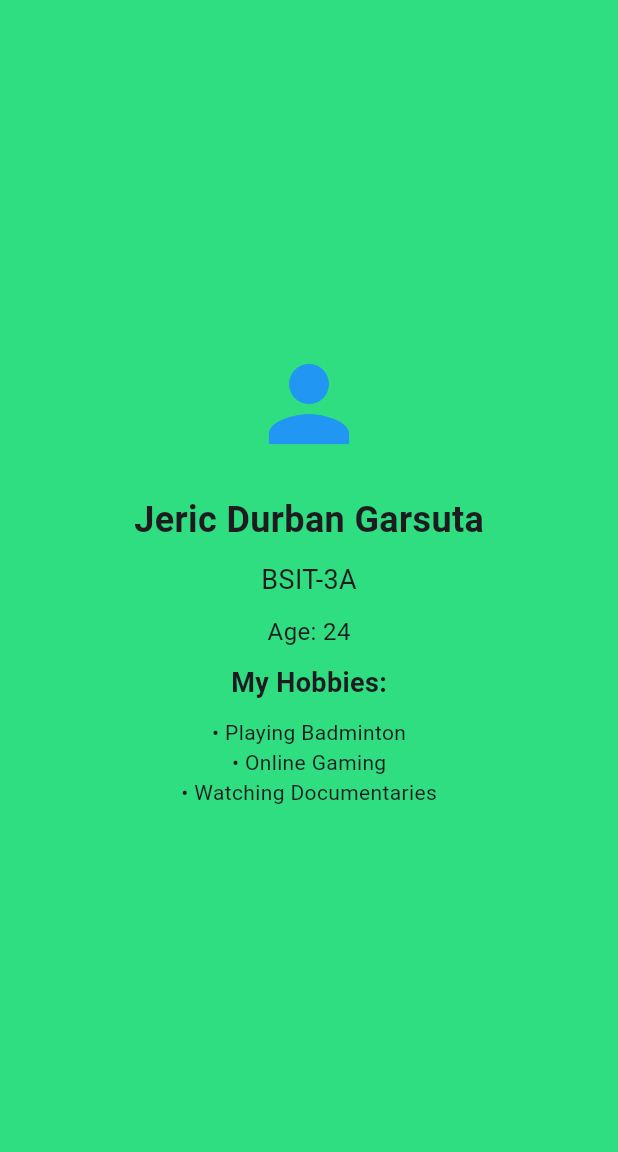
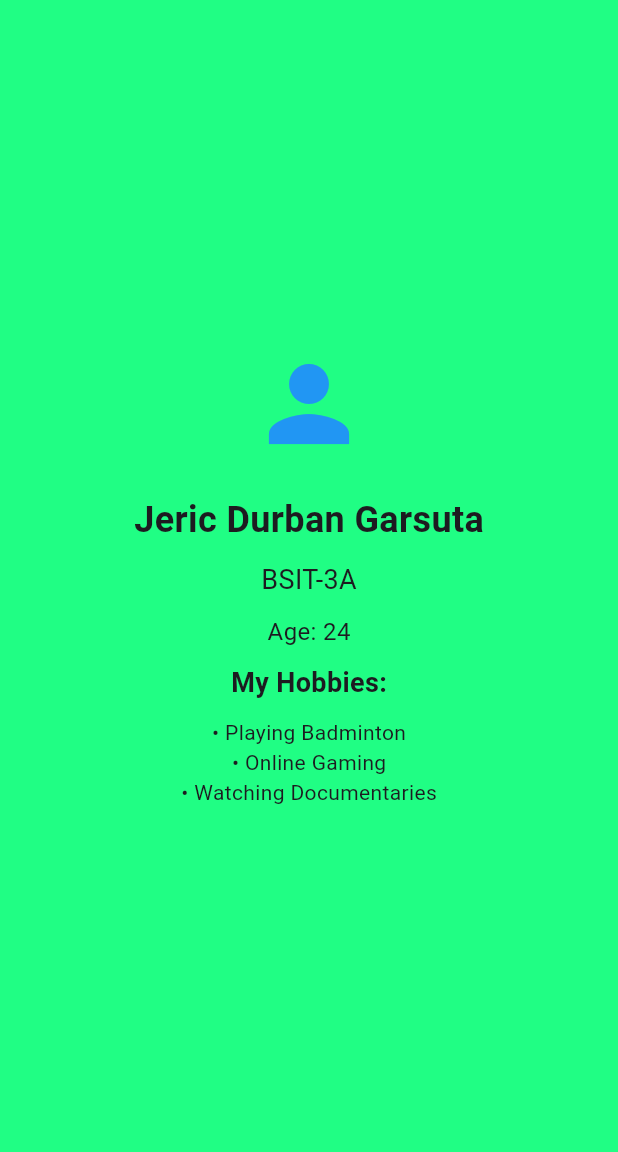
Before and after one commit to Izumikunx21/My-First-Flutter-Profile-Card, a Flutter app: the screen it shows after launch, on a phone screen of 412 x 824 dp, the part 84-1236 px from its top. Run offline on Flutter 3.47's test engine with Material 3 defaults, Android fonts, the phone set to English and light mode, and no system bars.

Commit message:
Updated profile UI and added styling

```diff
--- a/lib/main.dart
+++ b/lib/main.dart
@@ -23,12 +23,7 @@ class ProfilePage extends StatelessWidget {
   @override
   Widget build(BuildContext context) {
     return Scaffold(
-      backgroundColor: const Color.fromARGB(
-        255,
-        46,
-        222,
-        128,
-      ), // Bonus: background color
+      backgroundColor: const Color.fromARGB(255, 32, 254, 132),
       appBar: AppBar(
         title: const Text("My Developer Profile"),
         centerTitle: true,
@@ -37,29 +32,21 @@ class ProfilePage extends StatelessWidget {
         child: Column(
           mainAxisAlignment: MainAxisAlignment.center,
           children: const [
-            Icon(
-              Icons.person, // Bonus: icon
-              size: 80,
-              color: Colors.blue,
-            ),
+            Icon(Icons.person, size: 80, color: Colors.blue),
             SizedBox(height: 20),
 
-            // Full Name (Large + Bold)
             Text(
               "Jeric Durban Garsuta",
               style: TextStyle(fontSize: 24, fontWeight: FontWeight.bold),
             ),
             SizedBox(height: 10),
 
-            // Section
             Text("BSIT-3A", style: TextStyle(fontSize: 18)),
             SizedBox(height: 10),
 
-            // Age
             Text("Age: 24", style: TextStyle(fontSize: 16)),
             SizedBox(height: 10),
 
-            // Hobbies
             Text(
               "My Hobbies:",
               style: TextStyle(fontSize: 18, fontWeight: FontWeight.bold),
```
